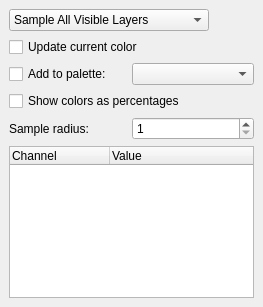
Above: krita/plugins/tools/defaulttools/wdgcolorpicker.ui from KDE/krita before the change. Below: the same form after it.
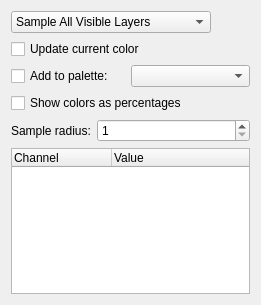
That is the form after the change. Custom widgets are drawn as their Qt base class.

Commit message: Changed the UI which contains labels and textfields into QFormLayout to set alignment issues

```diff
--- a/krita/plugins/tools/defaulttools/wdgcolorpicker.ui
+++ b/krita/plugins/tools/defaulttools/wdgcolorpicker.ui
@@ -6,99 +6,15 @@
    <rect>
     <x>0</x>
     <y>0</y>
-    <width>263</width>
-    <height>307</height>
+    <width>261</width>
+    <height>305</height>
    </rect>
   </property>
   <property name="windowTitle">
    <string>Color Picker</string>
   </property>
-  <layout class="QGridLayout">
-   <property name="margin">
-    <number>9</number>
-   </property>
-   <property name="spacing">
-    <number>6</number>
-   </property>
-   <item row="5" column="0">
-    <widget class="QTreeWidget" name="listViewChannels">
-     <property name="columnCount">
-      <number>2</number>
-     </property>
-     <column>
-      <property name="text">
-       <string>Channel</string>
-      </property>
-     </column>
-     <column>
-      <property name="text">
-       <string>Value</string>
-      </property>
-     </column>
-    </widget>
-   </item>
-   <item row="4" column="0">
-    <layout class="QHBoxLayout">
-     <property name="spacing">
-      <number>1</number>
-     </property>
-     <property name="margin">
-      <number>0</number>
-     </property>
-     <item>
-      <widget class="QLabel" name="textLabel1">
-       <property name="text">
-        <string>Sample radius:</string>
-       </property>
-      </widget>
-     </item>
-     <item>
-      <widget class="QSpinBox" name="radius">
-       <property name="minimum">
-        <number>1</number>
-       </property>
-       <property name="maximum">
-        <number>9</number>
-       </property>
-      </widget>
-     </item>
-    </layout>
-   </item>
-   <item row="3" column="0">
-    <widget class="QCheckBox" name="cbNormaliseValues">
-     <property name="text">
-      <string>Show colors as percentages</string>
-     </property>
-    </widget>
-   </item>
-   <item row="2" column="0">
-    <layout class="QHBoxLayout">
-     <property name="spacing">
-      <number>1</number>
-     </property>
-     <property name="margin">
-      <number>0</number>
-     </property>
-     <item>
-      <widget class="QCheckBox" name="cbPalette">
-       <property name="text">
-        <string>Add to palette:</string>
-       </property>
-      </widget>
-     </item>
-     <item>
-      <widget class="SqueezedComboBox" name="cmbPalette"/>
-     </item>
-    </layout>
-   </item>
-   <item row="1" column="0">
-    <widget class="QCheckBox" name="cbUpdateCurrentColor">
-     <property name="text">
-      <string>Update current color</string>
-     </property>
-    </widget>
-   </item>
-   <item row="0" column="0">
+  <layout class="QVBoxLayout" name="verticalLayout">
+   <item>
     <widget class="QComboBox" name="cmbSources">
      <property name="sizePolicy">
       <sizepolicy hsizetype="Fixed" vsizetype="Fixed">
@@ -130,6 +46,78 @@
      </item>
     </widget>
    </item>
+   <item>
+    <widget class="QCheckBox" name="cbUpdateCurrentColor">
+     <property name="text">
+      <string>Update current color</string>
+     </property>
+    </widget>
+   </item>
+   <item>
+    <layout class="QHBoxLayout">
+     <property name="spacing">
+      <number>1</number>
+     </property>
+     <property name="margin">
+      <number>0</number>
+     </property>
+     <item>
+      <widget class="QCheckBox" name="cbPalette">
+       <property name="text">
+        <string>Add to palette:</string>
+       </property>
+      </widget>
+     </item>
+     <item>
+      <widget class="SqueezedComboBox" name="cmbPalette"/>
+     </item>
+    </layout>
+   </item>
+   <item>
+    <widget class="QCheckBox" name="cbNormaliseValues">
+     <property name="text">
+      <string>Show colors as percentages</string>
+     </property>
+    </widget>
+   </item>
+   <item>
+    <layout class="QFormLayout" name="formLayout">
+     <item row="0" column="0">
+      <widget class="QLabel" name="textLabel1">
+       <property name="text">
+        <string>Sample radius:</string>
+       </property>
+      </widget>
+     </item>
+     <item row="0" column="1">
+      <widget class="QSpinBox" name="radius">
+       <property name="minimum">
+        <number>1</number>
+       </property>
+       <property name="maximum">
+        <number>9</number>
+       </property>
+      </widget>
+     </item>
+    </layout>
+   </item>
+   <item>
+    <widget class="QTreeWidget" name="listViewChannels">
+     <property name="columnCount">
+      <number>2</number>
+     </property>
+     <column>
+      <property name="text">
+       <string>Channel</string>
+      </property>
+     </column>
+     <column>
+      <property name="text">
+       <string>Value</string>
+      </property>
+     </column>
+    </widget>
+   </item>
   </layout>
  </widget>
  <layoutdefault spacing="6" margin="11"/>
```
The commit also changes 91 other files.
